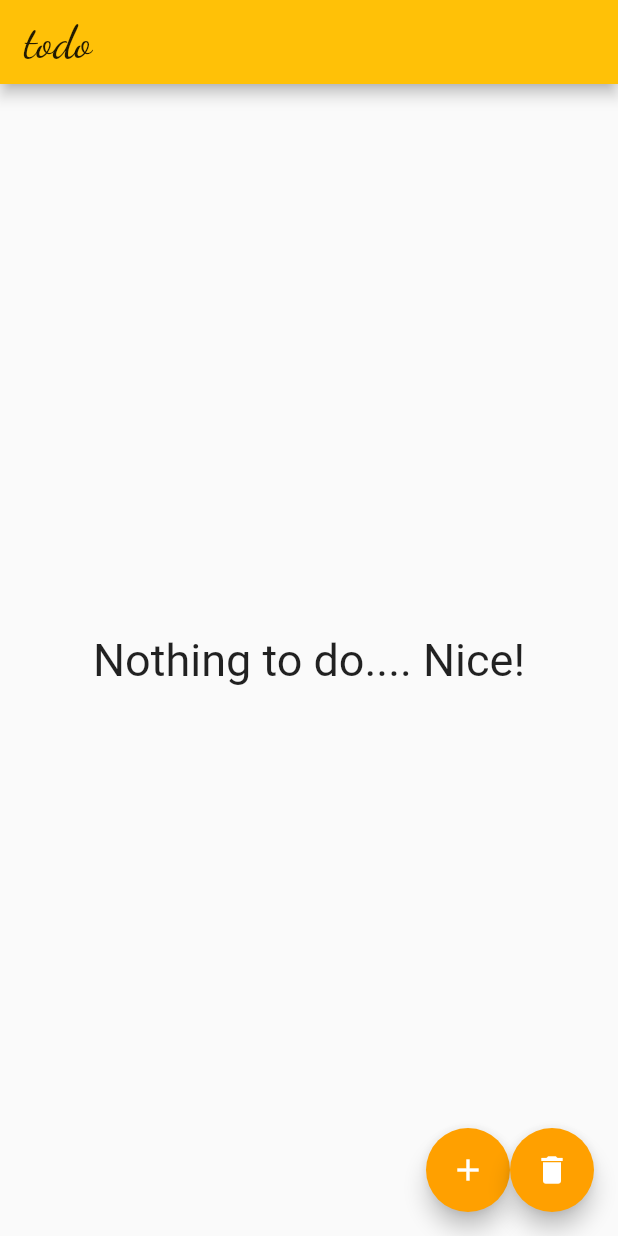
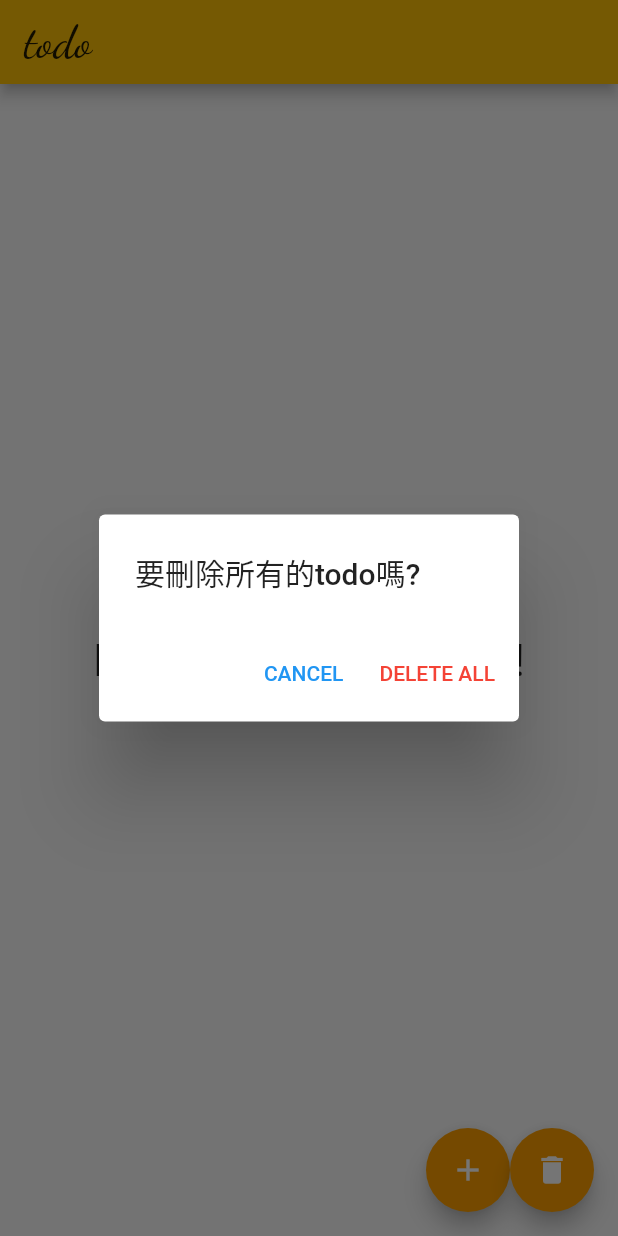
Before and after one commit to VictorChao996/todo_flutter, a Flutter app: the screen it shows after launch, after a tap on the "delete" icon, on a phone screen of 412 x 824 dp. Run offline on Flutter 3.47's test engine with Material 2 defaults, Android fonts, the phone set to English and light mode, and no system bars; our stand-ins replace flutter_slidable, google_fonts, hive, hive_flutter; accounts and stored records are empty.

Commit message:
UPDATE: 1. Change listTile to checkboxListTile  2.connect checkbox value and onChange method with ToDo.done value

```diff
--- /dev/null
+++ b/lib/project_record.txt
@@ -0,0 +1,32 @@
+/*
+ *  時間: 2021/8/27
+ *  練習項目: toDoListWith hive package , 新增的list可以儲存到 local了
+ *             安卓機上可以成功運行，不過Edge & Chrome 都失敗了 (大概是抓不到hive資料)，
+ *            另外的還有一個問題是listView.builder的繪製會優先於 HiveBox資料的提取(看之後要怎麼解決)
+ *  預計計畫: 可以自定義增加的list string
+/*
+ * 時間: 2021/8/29
+ * 練習項目: 參考網路上toDoList的範例code來實現 hive Box 的 操作
+ *          1. 使用 ValueListenableBuilder 來監聽 Hive.box
+ *          2. 測試結果下來沒有遇到其他的問題(網頁的部分也沒有遇到任何問題)
+ *          3. 輸入字串的 Dialog 完成
+ /*
+ * 時間:2021/8/30
+ * 練習項目: 1.自定義 class 存取到 Hive 中
+ *          2.修改 Hive.box 的操作
+ *          3. toDo 的 資料新增 createaTime、completeTime、Done 等參數
+ /*
+ * 時間: 2021/9/1
+ * 更動項目: 1. 建立ReorderableListView 在listView的外層，這樣listView中的 todo list 就可以拖動
+ *          2. listView外層原本用Expansion包住，現在改回 slidable ，因為 expansion 會跟 ReorderableListView 的 拖動動作有衝突
+ /*
+ * 時間: 2021/9/2
+ * 更動項目: 1.ReorderableListView中的buildDefaultDragHandles可以設為false關閉預設拖動事件，
+ *            自己重新定義一個(使用ReorderableDragStartListener或 ReorderableDelayedDragStartListener包住要拖動的widget,前者處理
+ *              短按事件，後者為long pressed事件)，這邊使用後者，這樣才不會跟Slidable的手勢有所衝突
+ *          2.Hive.box 資料的清除&存取成功(clear()返回一個future，所以要await之後再add資料進去才不會抱錯)
+ */
+ *
+ /*
+ * 時間: 2021/9/6
+ * 更動項目: 把todo listile改成 CheckboxListTile，再把value & onChange 事件綁定 ToDo class 中的 done 變數(連同 Hive的更新都設定)
--- a/lib/toDoMainScreen.dart
+++ b/lib/toDoMainScreen.dart
@@ -12,8 +12,6 @@
  */
 
 import 'dart:async';
-
-
 import 'todo.dart';
 import 'toDoDialog.dart';
 import 'reorderableListView.dart';
@@ -55,14 +53,38 @@ class ToDoMainScreen extends StatelessWidget {
                   });
             },
             child: Icon(Icons.add),
+            tooltip: 'ADD',
           ),
           FloatingActionButton(
             onPressed: () {
-              print('delete all toDo');
-              //onPressed事件: 清除box 中的資料(上方 valueListenable會監聽事件，根據事件重新build )
-              Hive.box<ToDo>('todos').clear();
+              showDialog(
+                  context: context,
+                  builder: (BuildContext context) {
+                    return AlertDialog(
+                      title: Text('要刪除所有的todo嗎?'),
+                      actions: [
+                        TextButton(
+                            onPressed: () {
+                              Navigator.of(context).pop();
+                            },
+                            child: Text('CANCEL')),
+                        TextButton(
+                            onPressed: () {
+                              //onPressed事件: 清除box 中的資料(上方 valueListenable會監聽事件，根據事件重新build )
+                              print('delete all toDo');
+                              Hive.box<ToDo>('todos').clear();
+                              Navigator.of(context).pop();
+                            },
+                            child: Text(
+                              'DELETE ALL',
+                              style: TextStyle(color: Colors.red),
+                            )),
+                      ],
+                    );
+                  });
             },
             child: Icon(Icons.delete),
+            tooltip: 'DELETE',
           )
         ],
       ),
```
Also changed, not shown: lib/main.dart (+1 -6 lines), lib/reorderableListView.dart (+26 -12 lines).
